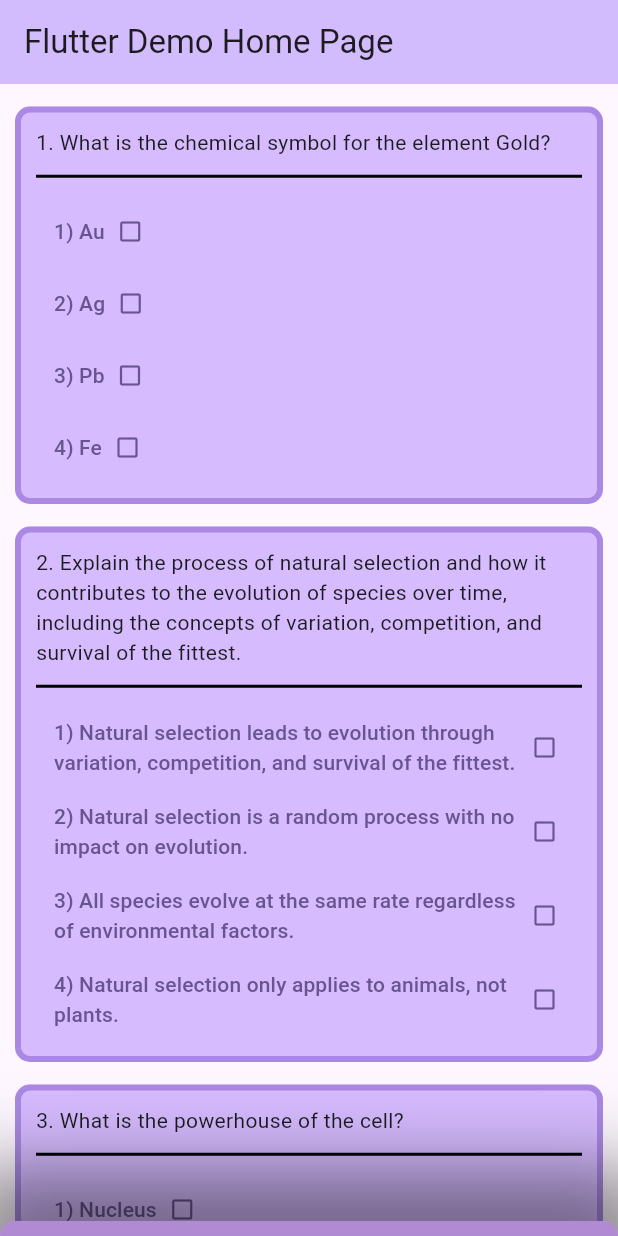
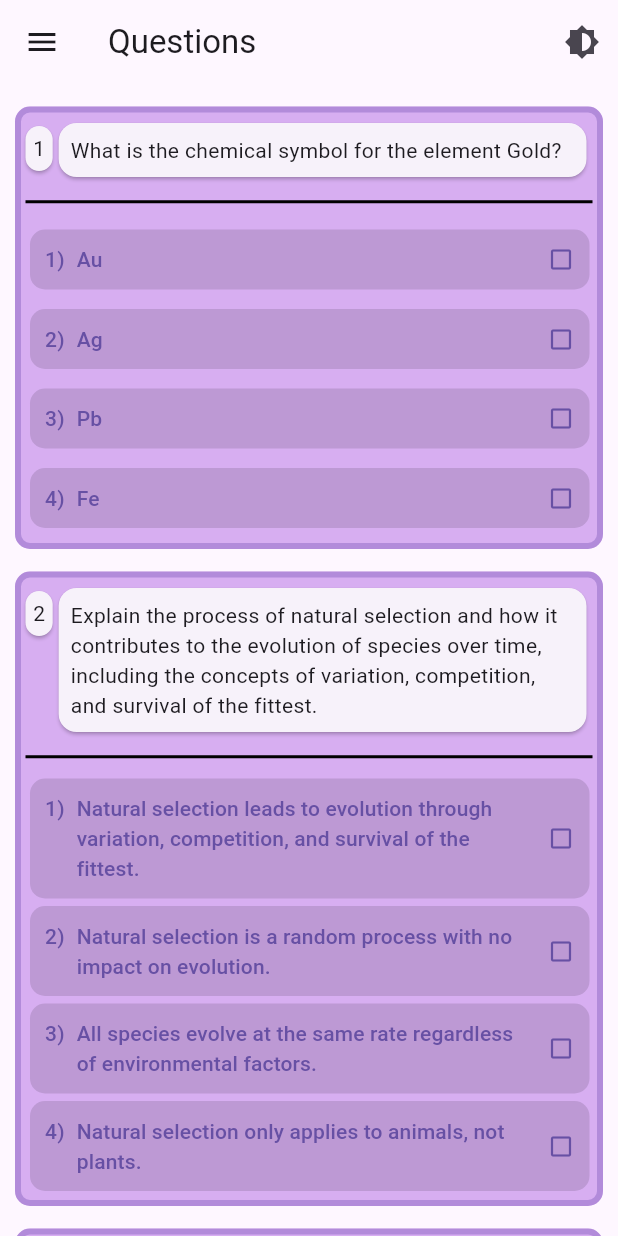
Before and after one commit to Shnku/gui_apps, a Flutter app: the screen it shows after launch, on a phone screen of 412 x 824 dp. Run offline on Flutter 3.47's test engine with Material 3 defaults, Android fonts, the phone set to English and light mode, and no system bars; our stand-ins replace flutter_spinkit, google_fonts; missing offline and left inert: country_flags, myapp.

Commit message:
added theme toogle+ ui change+ added bottomsheetmodel + non functional drawer

```diff
--- a/question_app/lib/homepage.dart
+++ b/question_app/lib/homepage.dart
@@ -1,4 +1,6 @@
 import 'package:flutter/material.dart';
+import 'package:provider/provider.dart';
+import 'package:question_app/main.dart';
 import 'package:question_app/qustionsource.dart';
 import 'package:question_app/qustionwidget.dart';
 
@@ -12,7 +14,6 @@ class MyHomePage extends StatefulWidget {
 }
 
 class _MyHomePageState extends State<MyHomePage> {
-  var len = 10.0;
   List<GlobalKey<QuestionWidgetstate>> questionKeys = List.generate(
       qustionList.length, (index) => GlobalKey<QuestionWidgetstate>());
 
@@ -38,15 +39,23 @@ class _MyHomePageState extends State<MyHomePage> {
         blurRadius: 50,
       )
     ],
-    color: Colors.purple[100],
+    color: const Color.fromARGB(255, 62, 57, 105),
   );
 
   @override
   Widget build(BuildContext context) {
     return Scaffold(
       appBar: AppBar(
-        backgroundColor: Theme.of(context).colorScheme.inversePrimary,
+        backgroundColor: Colors.transparent,
         title: Text(widget.title),
+        actions: [
+          IconButton(
+            icon: const Icon(Icons.brightness_6),
+            onPressed: () {
+              Provider.of<ThemeProvider>(context, listen: false).toggleTheme();
+            },
+          ),
+        ],
       ),
       body: SingleChildScrollView(
         child: Column(
@@ -62,15 +71,38 @@ class _MyHomePageState extends State<MyHomePage> {
                 );
               },
             ),
-            const SizedBox(height: 20),
+            const SizedBox(height: 30),
             ElevatedButton(
               onPressed: () {
+                showModalBottomSheet(
+                    context: context,
+                    builder: (BuildContext cb) => bottomSheet());
                 evalResult();
-                  len = 300.0;
                 setState(() {});
               },
-                child: const Text('Get Score')),
+              child: const Text('Get Score'),
+            ),
             const SizedBox(height: 90),
+          ],
+        ),
+      ),
+      drawer: const Drawer(
+        width: 220,
+        child: Column(
+          mainAxisAlignment: MainAxisAlignment.center,
+          children: [
+            ListTile(
+              leading: Icon(Icons.ac_unit),
+              title: Text('Qustion sheet 1'),
+            ),
+            ListTile(
+              leading: Icon(Icons.ac_unit),
+              title: Text('Qustion sheet 2'),
+            ),
+            ListTile(
+              leading: Icon(Icons.ac_unit),
+              title: Text('Qustion sheet 3'),
+            )
           ],
         ),
       ),
@@ -98,11 +130,14 @@ class _MyHomePageState extends State<MyHomePage> {
       //   child: Text('marks \n\t\t\t\t$gettedMarks'),
       // ),
       // floatingActionButtonLocation: FloatingActionButtonLocation.centerFloat,
+    );
+  }
 
-      bottomSheet: Container(
+  Container bottomSheet() {
+    return Container(
       padding: const EdgeInsets.all(50),
       decoration: boxDecoration,
-        height: len,
+      height: 350,
       width: double.infinity,
       child: Column(
         mainAxisAlignment: MainAxisAlignment.center,
@@ -120,15 +155,12 @@ class _MyHomePageState extends State<MyHomePage> {
           ElevatedButton(
             onPressed: () {
               resetAllQuestions();
-                setState(() {
-                  len = 10.0;
-                });
+              Navigator.of(context).pop();
             },
             child: const Text('ok', style: TextStyle(fontSize: 20)),
           ),
         ],
       ),
-      ),
     );
   }
 }
--- a/question_app/lib/main.dart
+++ b/question_app/lib/main.dart
@@ -1,25 +1,41 @@
 import 'package:flutter/material.dart';
-
+import 'package:provider/provider.dart';
 import 'homepage.dart';
 
 void main() {
-  runApp(const MyApp());
+  runApp(
+    ChangeNotifierProvider(
+      create: (context) => ThemeProvider(),
+      child: const MyApp(),
+    ),
+  );
+}
+
+class ThemeProvider extends ChangeNotifier {
+  ThemeMode _themeMode = ThemeMode.system; //init
+  ThemeMode get themeMode => _themeMode;
+
+  void toggleTheme() {
+    _themeMode =
+        _themeMode == ThemeMode.dark ? ThemeMode.light : ThemeMode.dark;
+    notifyListeners(); // Notify listeners to rebuild
+  }
 }
 
 class MyApp extends StatelessWidget {
   const MyApp({super.key});
 
-  // This widget is the root of your application.
   @override
   Widget build(BuildContext context) {
-    return MaterialApp(
-      debugShowCheckedModeBanner: false,
-      title: 'Flutter Demo',
-      theme: ThemeData(
-        colorScheme: ColorScheme.fromSeed(seedColor: Colors.deepPurple),
-        useMaterial3: true,
-      ),
-      home: const MyHomePage(title: 'Flutter Demo Home Page'),
-    );
+    return Consumer<ThemeProvider>(builder: (context, themeProvider, child) {
+      return MaterialApp(
+        debugShowCheckedModeBanner: false,
+        title: 'Flutter Demo',
+        theme: ThemeData.light(),
+        darkTheme: ThemeData.dark(),
+        themeMode: themeProvider.themeMode,
+        home: const MyHomePage(title: 'Questions'),
+      );
+    });
   }
 }
--- a/question_app/lib/qustionwidget.dart
+++ b/question_app/lib/qustionwidget.dart
@@ -25,7 +25,7 @@ class QuestionWidgetstate extends State<QuestionWidget> {
     setState(() {
       tapped = List.generate(4, (i) => false);
       iconDataList = List.generate(4, (i) => Icons.check_box_outline_blank);
-      c = List.generate(4, (i) => const Color.fromARGB(0, 44, 19, 19));
+      c = List.generate(4, (i) => Colors.black12);
     });
   }
 
@@ -34,19 +34,39 @@ class QuestionWidgetstate extends State<QuestionWidget> {
     return Container(
       decoration: BoxDecoration(
         borderRadius: BorderRadius.circular(10.0),
-        color: const Color.fromARGB(137, 180, 136, 255),
+        color: const Color.fromARGB(117, 170, 87, 224),
         border: Border.all(
-          color: Colors.deepPurple.withAlpha(100),
+          color: const Color.fromARGB(99, 120, 84, 182),
           width: 4,
         ),
       ),
-      margin: const EdgeInsets.only(top: 15, left: 10, right: 10),
-      padding: const EdgeInsets.all(10),
+      margin: const EdgeInsets.fromLTRB(10, 15, 10, 0),
+      padding: const EdgeInsets.all(3),
       child: Column(
-        // mainAxisAlignment: MainAxisAlignment.start,
         crossAxisAlignment: CrossAxisAlignment.start,
         children: <Widget>[
-          Text('${widget.index + 1}. ${qustionList[widget.index]['q']}'),
+          Row(
+            crossAxisAlignment: CrossAxisAlignment.start,
+            children: [
+              Card(
+                margin: const EdgeInsets.fromLTRB(0, 6, 0, 0),
+                child: Padding(
+                  padding: const EdgeInsets.all(5.0),
+                  child: Text('${widget.index + 1}'),
+                ),
+              ),
+              Expanded(
+                child: Card(
+                  child: Padding(
+                    padding: const EdgeInsets.all(8.0),
+                    child: Text(
+                      '${qustionList[widget.index]['q']}',
+                    ),
+                  ),
+                ),
+              ),
+            ],
+          ),
           const Divider(
             color: Colors.black,
             height: 25,
@@ -61,41 +81,54 @@ class QuestionWidgetstate extends State<QuestionWidget> {
     );
   }
 
-  List c = List.generate(4, (int i) => const Color.fromARGB(0, 44, 19, 19));
-  TextButton _answerButton(int which) {
-    return TextButton.icon(
+  late List c;
+  Widget _answerButton(int which) {
+    return Padding(
+      padding: const EdgeInsets.fromLTRB(3, 2, 2, 3),
+      child: TextButton.icon(
+        iconAlignment: IconAlignment.end,
+        onPressed: () => _doOnPress(which),
+        icon: Icon(iconDataList[which]),
+        label: Row(
+          crossAxisAlignment: CrossAxisAlignment.start,
+          children: [
+            Text('${which + 1})'),
+            const SizedBox(width: 8),
+            Expanded(
+              child: Text('${qustionList[widget.index]['a$which']}'),
+            ),
+          ],
+        ),
         style: TextButton.styleFrom(
           alignment: Alignment.center,
-        surfaceTintColor: Colors.amber,
+          padding: const EdgeInsets.all(10),
           backgroundColor: c[which],
+          shape: const RoundedRectangleBorder(
+            borderRadius: BorderRadius.all(Radius.circular(10)),
           ),
-      icon: Icon(iconDataList[which]),
-      iconAlignment: IconAlignment.end,
-      onPressed: () => _doOnPress(which),
-      label: Text(
-        '${which + 1}) ${qustionList[widget.index]['a$which']}',
+        ),
       ),
     );
   }
 
   void _doOnPress(int choice) {
-    print('in loop:$gettedMarks');
+    setState(() {
       for (int i = 0; i < 4; i++) {
         if (i == choice) {
           tapped[i] = true;
           iconDataList[i] = Icons.check_box;
           qustionList[widget.index]['marks'] = 'a$choice';
-        c[i] = Colors.purple[300];
+          c[i] = const Color.fromARGB(141, 125, 98, 201);
         } else {
           tapped[i] = false;
           iconDataList[i] = Icons.check_box_outline_blank;
           qustionList[widget.index]['marks'] = 'a$choice';
-        c[i] = Colors.transparent;
+          c[i] = Colors.black12;
         }
       }
-    print(qustionList[widget.index]);
-    print(totalmarks);
-    print(gettedMarks);
-    setState(() {});
+    });
+    // print(qustionList[widget.index]);
+    // print(totalmarks);
+    // print(gettedMarks);
   }
 }
--- a/question_app/pubspec.yaml
+++ b/question_app/pubspec.yaml
@@ -16,7 +16,7 @@ publish_to: 'none' # Remove this line if you wish to publish to pub.dev
 # https://developer.apple.com/library/archive/documentation/General/Reference/InfoPlistKeyReference/Articles/CoreFoundationKeys.html
 # In Windows, build-name is used as the major, minor, and patch parts
 # of the product and file versions while build-number is used as the build suffix.
-version: 1.0.0+1
+version: 1.5.0+1
 
 environment:
   sdk: ^3.5.0
@@ -35,6 +35,7 @@ dependencies:
   # The following adds the Cupertino Icons font to your application.
   # Use with the CupertinoIcons class for iOS style icons.
   cupertino_icons: ^1.0.8
+  provider: ^6.1.2
 
 dev_dependencies:
   flutter_test:
```
Also changed, not shown: question_app/pubspec.lock. Lines whose indentation alone changed are shown as unchanged.
